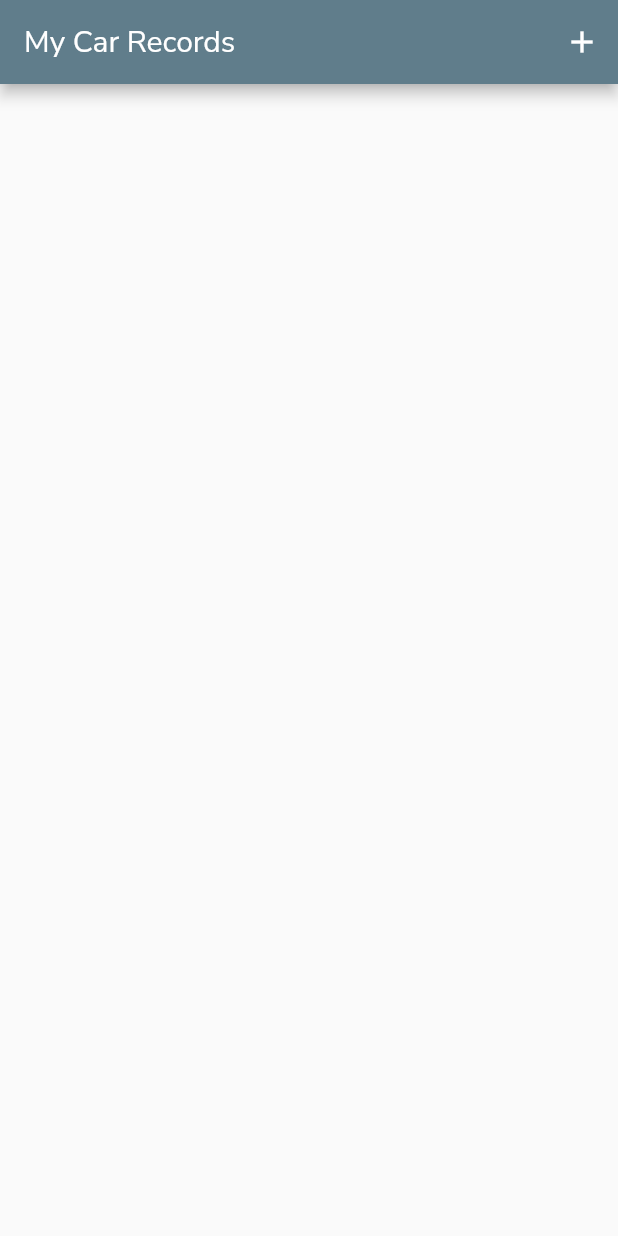
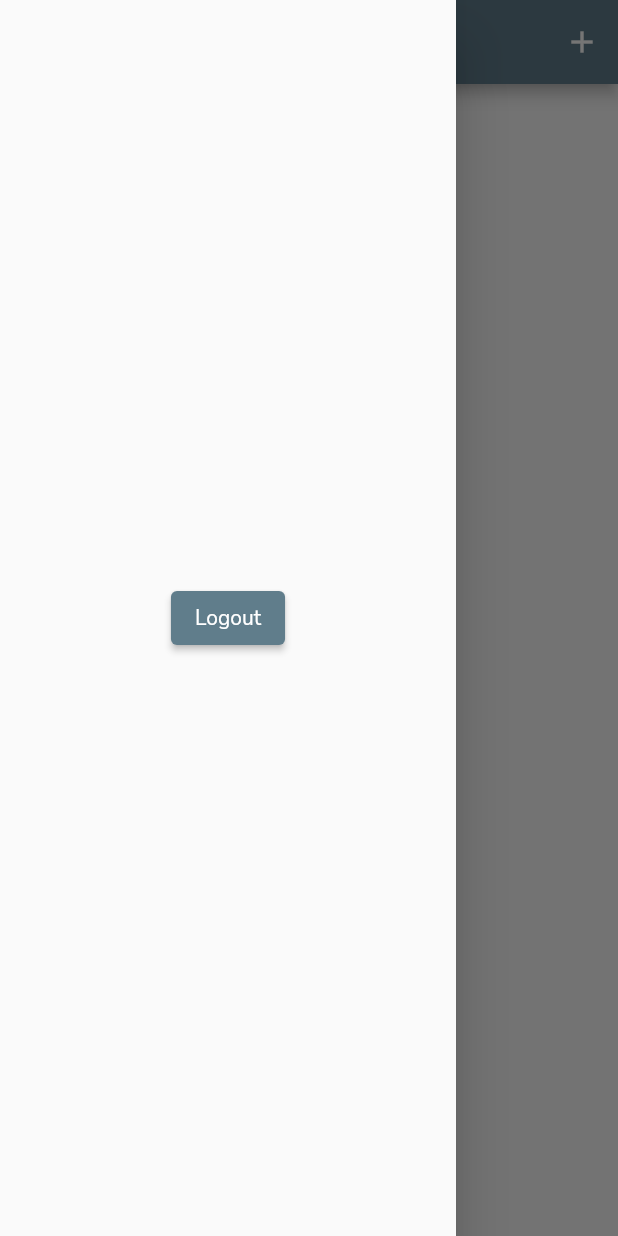
Before and after one commit to Developer-Incubator/my_car_records, a Flutter app: the screen it shows once a user with an empty profile is signed in, with the side drawer open (before the commit the screen has no drawer), on a phone screen of 412 x 824 dp. Run offline on Flutter 3.47's test engine with Material 2 defaults, Android fonts, the light colour scheme and no system bars; our stand-ins replace firebase_auth, firebase_core, firebase_database; missing offline and left inert: dart:html; accounts and stored records are empty; network calls fail.

Commit message:
user logout capibility added

```diff
--- a/lib/main.dart
+++ b/lib/main.dart
@@ -1,7 +1,7 @@
 import 'package:firebase_auth/firebase_auth.dart';
 import 'package:flutter/material.dart';
 import 'package:firebase_core/firebase_core.dart';
-import 'package:my_car_records/controllers/login_page.dart';
+import 'package:my_car_records/views/login_page.dart';
 
 import 'views/home_screen.dart';
 
--- a/lib/views/home_screen.dart
+++ b/lib/views/home_screen.dart
@@ -1,3 +1,5 @@
+import 'dart:html';
+
 import 'package:firebase_auth/firebase_auth.dart';
 import 'package:firebase_core/firebase_core.dart';
 import 'package:flutter/material.dart';
@@ -31,9 +33,18 @@ class _MyHomePageState extends State<MyHomePage> {
 
   @override
   Widget build(BuildContext context) {
-    final userID = FirebaseAuth.instance.currentUser?.uid;
+    // final userID = FirebaseAuth.instance.currentUser?.uid;
 
     return Scaffold(
+      drawer: Drawer(
+        child: Column(mainAxisAlignment: MainAxisAlignment.center, children: [
+          ElevatedButton(
+              onPressed: () {
+                FirebaseAuth.instance.signOut();
+              },
+              child: const Text("Logout"))
+        ]),
+      ),
       appBar: AppBar(
         actions: <Widget>[
           IconButton(
--- a/lib/controllers/login_page.dart
+++ b/lib/views/login_page.dart
@@ -14,6 +14,7 @@ class _LoginPageState extends State<LoginPage> {
   @override
   Widget build(BuildContext context) {
     return Scaffold(
+      appBar: AppBar(),
       body: Center(
         child: Column(children: [
           const Text("Login"),
```
Also changed, not shown: lib/views/signup_page.dart (added, +18 -0 lines), pubspec.lock, 1 other file.
